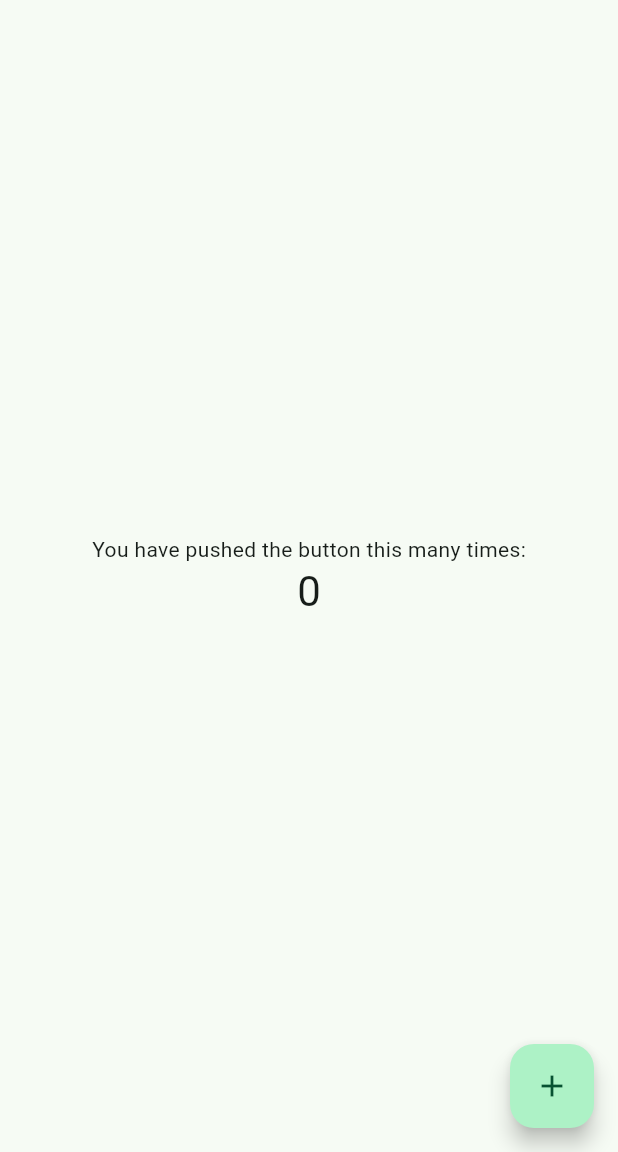
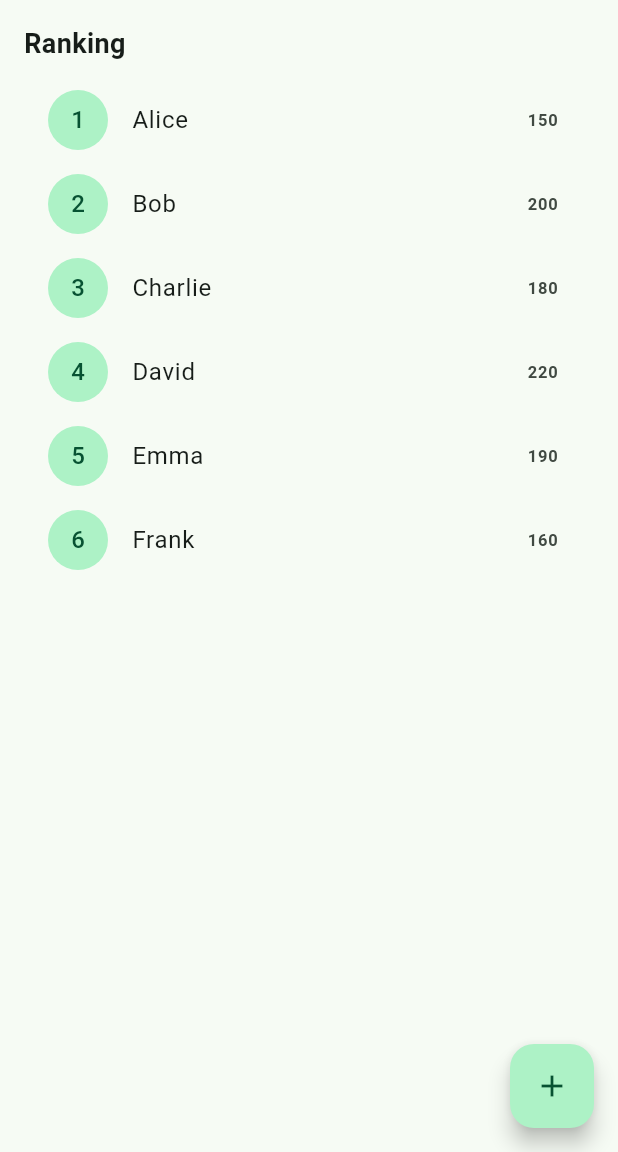
Before and after one commit to joaopaulopmedeiros/IMD0509-ddm-projeto1, a Flutter app: the screen it shows after launch, on a phone screen of 412 x 824 dp, the part 84-1236 px from its top. Run offline on Flutter 3.47's test engine with Material 3 defaults, Android fonts, the phone set to English and light mode, and no system bars.

Commit message:
feat: ranking

```diff
--- a/tech_move/lib/main.dart
+++ b/tech_move/lib/main.dart
@@ -1,4 +1,5 @@
 import 'package:flutter/material.dart';
+import 'package:tech_move/models/user.dart';
 
 void main() {
   runApp(const MyApp());
@@ -40,21 +41,51 @@
 
   @override
   Widget build(BuildContext context) {
+    final List<User> users = [
+    User(name: 'Alice', score: 150),
+    User(name: 'Bob', score: 200),
+    User(name: 'Charlie', score: 180),
+    User(name: 'David', score: 220),
+    User(name: 'Emma', score: 190),
+    User(name: 'Frank', score: 160),
+  ];
+
     return Scaffold(
       appBar: AppBar(
         backgroundColor: Theme.of(context).colorScheme.inversePrimary,
         title: Text(widget.title),
       ),
-      body: Center(
+      body: Padding(
+        padding: const EdgeInsets.all(16.0),
         child: Column(
-          mainAxisAlignment: MainAxisAlignment.center,
-          children: <Widget>[
+          crossAxisAlignment: CrossAxisAlignment.start,
+          children: [
             const Text(
-              'You have pushed the button this many times:',
+              'Ranking',
+              style: TextStyle(
+                fontSize: 18,
+                fontWeight: FontWeight.bold,
+              ),
             ),
-            Text(
-              '$_counter',
-              style: Theme.of(context).textTheme.headlineMedium,
+            const SizedBox(height: 10),
+            Expanded(
+              child: ListView.builder(
+                itemCount: users.length,
+                itemBuilder: (context, index) {
+                  return ListTile(
+                    leading: CircleAvatar(
+                      child: Text((index + 1).toString()),
+                    ),
+                    title: Text(users[index].name),
+                    trailing: Text(
+                      users[index].score.toString(),
+                      style: const TextStyle(
+                        fontWeight: FontWeight.bold,
+                      ),
+                    ),
+                  );
+                },
+              ),
             ),
           ],
         ),
--- /dev/null
+++ b/tech_move/lib/models/user.dart
@@ -0,0 +1,6 @@
+class User {
+  final String name;
+  final int score;
+
+  User({required this.name, required this.score});
+}
```
